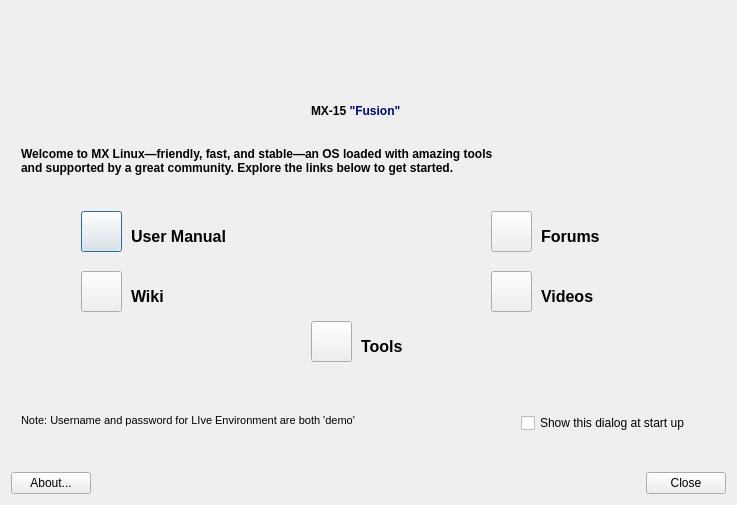
The window that mxwelcome.ui (MX-Linux/mx-welcome) describes before a commit, drawn with Qt 5.
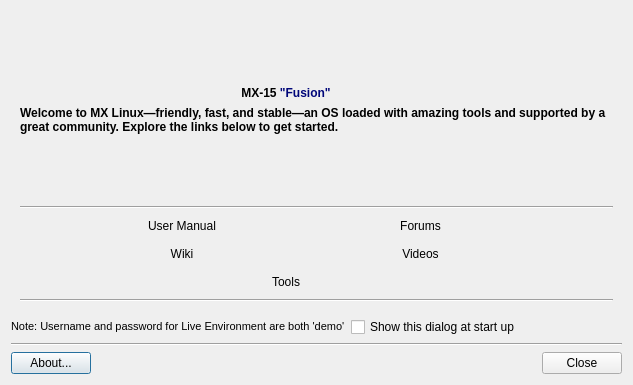
The same window after the commit. Icons and pictures are not drawn. Custom widgets are drawn as their Qt base class.

Commit message: flat buttons, GUI changes

What changed in the file:
```diff
--- a/mxwelcome.ui
+++ b/mxwelcome.ui
@@ -6,8 +6,8 @@
    <rect>
     <x>0</x>
     <y>0</y>
-    <width>737</width>
-    <height>505</height>
+    <width>633</width>
+    <height>385</height>
    </rect>
   </property>
   <property name="windowTitle">
@@ -21,296 +21,366 @@
   </property>
   <layout class="QGridLayout" name="gridLayout">
    <item row="0" column="0">
-    <widget class="QStackedWidget" name="stackedWidget">
-     <property name="currentIndex">
-      <number>0</number>
-     </property>
-     <widget class="QWidget" name="selectionPage">
-      <widget class="QPushButton" name="buttonManual">
-       <property name="geometry">
-        <rect>
-         <x>70</x>
-         <y>200</y>
-         <width>41</width>
-         <height>41</height>
-        </rect>
-       </property>
+    <widget class="QFrame" name="frame">
+     <layout class="QGridLayout" name="gridLayout_4">
+      <item row="6" column="1">
+       <widget class="FlatButton" name="buttonManual">
+        <property name="sizePolicy">
+         <sizepolicy hsizetype="Minimum" vsizetype="Fixed">
+          <horstretch>0</horstretch>
+          <verstretch>0</verstretch>
+         </sizepolicy>
+        </property>
+        <property name="text">
+         <string>User Manual</string>
+        </property>
+        <property name="icon">
+         <iconset theme="edit-select-all">
+          <normaloff/>
+         </iconset>
+        </property>
+        <property name="iconSize">
+         <size>
+          <width>42</width>
+          <height>42</height>
+         </size>
+        </property>
+        <property name="autoDefault">
+         <bool>false</bool>
+        </property>
+        <property name="flat">
+         <bool>true</bool>
+        </property>
+       </widget>
+      </item>
+      <item row="0" column="2">
+       <spacer name="verticalSpacer">
+        <property name="orientation">
+         <enum>Qt::Vertical</enum>
+        </property>
+        <property name="sizeHint" stdset="0">
+         <size>
+          <width>20</width>
+          <height>40</height>
+         </size>
+        </property>
+       </spacer>
+      </item>
+      <item row="6" column="3">
+       <widget class="FlatButton" name="buttonForum">
+        <property name="sizePolicy">
+         <sizepolicy hsizetype="Minimum" vsizetype="Fixed">
+          <horstretch>0</horstretch>
+          <verstretch>0</verstretch>
+         </sizepolicy>
+        </property>
+        <property name="minimumSize">
+         <size>
+          <width>141</width>
+          <height>0</height>
+         </size>
+        </property>
+        <property name="text">
+         <string>Forums</string>
+        </property>
+        <property name="icon">
+         <iconset theme="mail-send-receive">
+          <normaloff/>
+         </iconset>
+        </property>
+        <property name="iconSize">
+         <size>
+          <width>42</width>
+          <height>42</height>
+         </size>
+        </property>
+        <property name="autoDefault">
+         <bool>false</bool>
+        </property>
+        <property name="flat">
+         <bool>true</bool>
+        </property>
+       </widget>
+      </item>
+      <item row="1" column="2">
+       <widget class="QLabel" name="labelTitle">
+        <property name="text">
+         <string>&lt;html&gt;&lt;head/&gt;&lt;body&gt;&lt;p&gt;&lt;span style=&quot; font-weight:600;&quot;&gt;MX-15 &lt;/span&gt;&lt;span style=&quot; font-weight:600; color:#000679;&quot;&gt;&amp;quot;Fusion&amp;quot;&lt;/span&gt;&lt;/p&gt;&lt;/body&gt;&lt;/html&gt;</string>
+        </property>
+        <property name="alignment">
+         <set>Qt::AlignCenter</set>
+        </property>
+       </widget>
+      </item>
+      <item row="2" column="0" colspan="5">
+       <widget class="QLabel" name="labelIntro">
+        <property name="text">
+         <string>&lt;html&gt;&lt;head/&gt;&lt;body&gt;&lt;p&gt;&lt;span style=&quot; font-weight:600;&quot;&gt;Welcome to MX Linux—friendly, fast, and stable—an OS loaded with amazing tools and supported by a great community. Explore the links below to get started.&lt;/span&gt;&lt;/p&gt;&lt;/body&gt;&lt;/html&gt;</string>
+        </property>
+        <property name="alignment">
+         <set>Qt::AlignLeading|Qt::AlignLeft|Qt::AlignVCenter</set>
+        </property>
+        <property name="wordWrap">
+         <bool>true</bool>
+        </property>
+       </widget>
+      </item>
+      <item row="7" column="4">
+       <spacer name="horizontalSpacer_6">
+        <property name="orientation">
+         <enum>Qt::Horizontal</enum>
+        </property>
+        <property name="sizeHint" stdset="0">
+         <size>
+          <width>40</width>
+          <height>20</height>
+         </size>
+        </property>
+       </spacer>
+      </item>
+      <item row="9" column="0" colspan="5">
+       <widget class="Line" name="line">
+        <property name="orientation">
+         <enum>Qt::Horizontal</enum>
+        </property>
+       </widget>
+      </item>
+      <item row="4" column="2">
+       <spacer name="verticalSpacer_2">
+        <property name="orientation">
+         <enum>Qt::Vertical</enum>
+        </property>
+        <property name="sizeHint" stdset="0">
+         <size>
+          <width>20</width>
+          <height>40</height>
+         </size>
+        </property>
+       </spacer>
+      </item>
+      <item row="6" column="4">
+       <spacer name="horizontalSpacer_9">
+        <property name="orientation">
+         <enum>Qt::Horizontal</enum>
+        </property>
+        <property name="sizeHint" stdset="0">
+         <size>
+          <width>40</width>
+          <height>20</height>
+         </size>
+        </property>
+       </spacer>
+      </item>
+      <item row="8" column="4">
+       <spacer name="horizontalSpacer">
+        <property name="orientation">
+         <enum>Qt::Horizontal</enum>
+        </property>
+        <property name="sizeHint" stdset="0">
+         <size>
+          <width>40</width>
+          <height>20</height>
+         </size>
+        </property>
+       </spacer>
+      </item>
+      <item row="8" column="2">
+       <widget class="FlatButton" name="buttonTools">
+        <property name="minimumSize">
+         <size>
+          <width>0</width>
+          <height>0</height>
+         </size>
+        </property>
+        <property name="text">
+         <string>Tools</string>
+        </property>
+        <property name="icon">
+         <iconset theme="gtk-execute">
+          <normaloff/>
+         </iconset>
+        </property>
+        <property name="iconSize">
+         <size>
+          <width>42</width>
+          <height>42</height>
+         </size>
+        </property>
+        <property name="autoDefault">
+         <bool>false</bool>
+        </property>
+        <property name="flat">
+         <bool>true</bool>
+        </property>
+       </widget>
+      </item>
+      <item row="7" column="2">
+       <spacer name="horizontalSpacer_5">
+        <property name="orientation">
+         <enum>Qt::Horizontal</enum>
+        </property>
+        <property name="sizeHint" stdset="0">
+         <size>
+          <width>40</width>
+          <height>20</height>
+         </size>
+        </property>
+       </spacer>
+      </item>
+      <item row="6" column="2">
+       <spacer name="horizontalSpacer_8">
+        <property name="orientation">
+         <enum>Qt::Horizontal</enum>
+        </property>
+        <property name="sizeHint" stdset="0">
+         <size>
+          <width>40</width>
+          <height>20</height>
+         </size>
+        </property>
+       </spacer>
+      </item>
+      <item row="7" column="3">
+       <widget class="FlatButton" name="buttonVideo">
+        <property name="sizePolicy">
+         <sizepolicy hsizetype="Minimum" vsizetype="Fixed">
+          <horstretch>0</horstretch>
+          <verstretch>0</verstretch>
+         </sizepolicy>
+        </property>
+        <property name="minimumSize">
+         <size>
+          <width>141</width>
+          <height>0</height>
+         </size>
+        </property>
+        <property name="text">
+         <string>Videos</string>
+        </property>
+        <property name="icon">
+         <iconset theme="media-optical-burn">
+          <normaloff/>
+         </iconset>
+        </property>
+        <property name="iconSize">
+         <size>
+          <width>42</width>
+          <height>42</height>
+         </size>
+        </property>
+        <property name="autoDefault">
+         <bool>false</bool>
+        </property>
+        <property name="flat">
+         <bool>true</bool>
+        </property>
+       </widget>
+      </item>
+      <item row="7" column="0">
+       <spacer name="horizontalSpacer_3">
+        <property name="orientation">
+         <enum>Qt::Horizontal</enum>
+        </property>
+        <property name="sizeHint" stdset="0">
+         <size>
+          <width>40</width>
+          <height>20</height>
+         </size>
+        </property>
+       </spacer>
+      </item>
+      <item row="6" column="0">
+       <spacer name="horizontalSpacer_7">
+        <property name="orientation">
+         <enum>Qt::Horizontal</enum>
+        </property>
+        <property name="sizeHint" stdset="0">
+         <size>
+          <width>40</width>
+          <height>20</height>
+         </size>
+        </property>
+       </spacer>
+      </item>
+      <item row="7" column="1">
+       <widget class="FlatButton" name="buttonWiki">
+        <property name="sizePolicy">
+         <sizepolicy hsizetype="Minimum" vsizetype="Fixed">
+          <horstretch>0</horstretch>
+          <verstretch>0</verstretch>
+         </sizepolicy>
+        </property>
+        <property name="text">
+         <string>Wiki</string>
+        </property>
+        <property name="icon">
+         <iconset theme="document-page-setup">
+          <normaloff/>
+         </iconset>
+        </property>
+        <property name="iconSize">
+         <size>
+          <width>42</width>
+          <height>42</height>
+         </size>
+        </property>
+        <property name="autoDefault">
+         <bool>false</bool>
+        </property>
+        <property name="flat">
+         <bool>true</bool>
+        </property>
+       </widget>
+      </item>
+      <item row="8" column="0">
+       <spacer name="horizontalSpacer_2">
+        <property name="orientation">
+         <enum>Qt::Horizontal</enum>
+        </property>
+        <property name="sizeHint" stdset="0">
+         <size>
+          <width>40</width>
+          <height>20</height>
+         </size>
+        </property>
+       </spacer>
+      </item>
+      <item row="5" column="0" colspan="5">
+       <widget class="Line" name="line_3">
+        <property name="orientation">
+         <enum>Qt::Horizontal</enum>
+        </property>
+       </widget>
+      </item>
+     </layout>
+    </widget>
+   </item>
+   <item row="1" column="0">
+    <layout class="QGridLayout" name="gridLayout_2">
+     <item row="0" column="0">
+      <widget class="QLabel" name="label">
        <property name="text">
-        <string/>
-       </property>
-       <property name="icon">
-        <iconset theme="edit-select-all">
-         <normaloff/>
-        </iconset>
-       </property>
-       <property name="iconSize">
-        <size>
-         <width>42</width>
-         <height>42</height>
-        </size>
+        <string>&lt;html&gt;&lt;head/&gt;&lt;body&gt;&lt;p&gt;&lt;span style=&quot; font-size:8pt;&quot;&gt;Note: Username and password for Live Environment are both 'demo'&lt;/span&gt;&lt;/p&gt;&lt;/body&gt;&lt;/html&gt;</string>
        </property>
       </widget>
+     </item>
+     <item row="0" column="1">
       <widget class="QCheckBox" name="checkBox">
-       <property name="geometry">
-        <rect>
-         <x>510</x>
-         <y>400</y>
-         <width>241</width>
-         <height>24</height>
-        </rect>
-       </property>
        <property name="text">
         <string>Show this dialog at start up</string>
        </property>
       </widget>
-      <widget class="QLabel" name="labelManual">
-       <property name="geometry">
-        <rect>
-         <x>120</x>
-         <y>210</y>
-         <width>141</width>
-         <height>31</height>
-        </rect>
-       </property>
-       <property name="font">
-        <font>
-         <pointsize>14</pointsize>
-        </font>
-       </property>
-       <property name="text">
-        <string>&lt;html&gt;&lt;head/&gt;&lt;body&gt;&lt;p&gt;&lt;span style=&quot; font-size:12pt; font-weight:600;&quot;&gt;User Manual&lt;/span&gt;&lt;/p&gt;&lt;/body&gt;&lt;/html&gt;</string>
-       </property>
-      </widget>
-      <widget class="QPushButton" name="buttonWiki">
-       <property name="geometry">
-        <rect>
-         <x>70</x>
-         <y>260</y>
-         <width>41</width>
-         <height>41</height>
-        </rect>
-       </property>
-       <property name="text">
-        <string/>
-       </property>
-       <property name="icon">
-        <iconset theme="document-page-setup">
-         <normaloff/>
-        </iconset>
-       </property>
-       <property name="iconSize">
-        <size>
-         <width>42</width>
-         <height>42</height>
-        </size>
-       </property>
-      </widget>
-      <widget class="QPushButton" name="buttonForum">
-       <property name="geometry">
-        <rect>
-         <x>480</x>
-         <y>200</y>
-         <width>41</width>
-         <height>41</height>
-        </rect>
-       </property>
-       <property name="text">
-        <string/>
-       </property>
-       <property name="icon">
-        <iconset theme="mail-send-receive">
-         <normaloff/>
-        </iconset>
-       </property>
-       <property name="iconSize">
-        <size>
-         <width>42</width>
-         <height>42</height>
-        </size>
-       </property>
-      </widget>
-      <widget class="QLabel" name="labelVideo">
-       <property name="geometry">
-        <rect>
-         <x>530</x>
-         <y>270</y>
-         <width>101</width>
-         <height>31</height>
-        </rect>
-       </property>
-       <property name="font">
-        <font>
-         <pointsize>14</pointsize>
-        </font>
-       </property>
-       <property name="text">
-        <string>&lt;html&gt;&lt;head/&gt;&lt;body&gt;&lt;p&gt;&lt;span style=&quot; font-size:12pt; font-weight:600;&quot;&gt;Videos&lt;/span&gt;&lt;/p&gt;&lt;/body&gt;&lt;/html&gt;</string>
-       </property>
-      </widget>
-      <widget class="QLabel" name="labelWiki">
-       <property name="geometry">
-        <rect>
-         <x>120</x>
-         <y>270</y>
-         <width>71</width>
-         <height>31</height>
-        </rect>
-       </property>
-       <property name="font">
-        <font>
-         <pointsize>14</pointsize>
-        </font>
-       </property>
-       <property name="text">
-        <string>&lt;html&gt;&lt;head/&gt;&lt;body&gt;&lt;p&gt;&lt;span style=&quot; font-size:12pt; font-weight:600;&quot;&gt;Wiki&lt;/span&gt;&lt;/p&gt;&lt;/body&gt;&lt;/html&gt;</string>
-       </property>
-      </widget>
-      <widget class="QLabel" name="labelForum">
-       <property name="geometry">
-        <rect>
-         <x>530</x>
-         <y>210</y>
-         <width>111</width>
-         <height>31</height>
-        </rect>
-       </property>
-       <property name="font">
-        <font>
-         <pointsize>14</pointsize>
-        </font>
-       </property>
-       <property name="text">
-        <string>&lt;html&gt;&lt;head/&gt;&lt;body&gt;&lt;p&gt;&lt;span style=&quot; font-size:12pt; font-weight:600;&quot;&gt;Forums&lt;/span&gt;&lt;/p&gt;&lt;/body&gt;&lt;/html&gt;</string>
-       </property>
-      </widget>
-      <widget class="QPushButton" name="buttonVideo">
-       <property name="geometry">
-        <rect>
-         <x>480</x>
-         <y>260</y>
-         <width>41</width>
-         <height>41</height>
-        </rect>
-       </property>
-       <property name="text">
-        <string/>
-       </property>
-       <property name="icon">
-        <iconset theme="media-optical-burn">
-         <normaloff/>
-        </iconset>
-       </property>
-       <property name="iconSize">
-        <size>
-         <width>42</width>
-         <height>42</height>
-        </size>
-       </property>
-      </widget>
-      <widget class="QLabel" name="labelTools">
-       <property name="geometry">
-        <rect>
-         <x>350</x>
-         <y>320</y>
-         <width>81</width>
-         <height>31</height>
-        </rect>
-       </property>
-       <property name="font">
-        <font>
-         <pointsize>14</pointsize>
-        </font>
-       </property>
-       <property name="text">
-        <string>&lt;html&gt;&lt;head/&gt;&lt;body&gt;&lt;p&gt;&lt;span style=&quot; font-size:12pt; font-weight:600;&quot;&gt;Tools&lt;/span&gt;&lt;/p&gt;&lt;/body&gt;&lt;/html&gt;</string>
-       </property>
-      </widget>
-      <widget class="QPushButton" name="buttonTools">
-       <property name="geometry">
-        <rect>
-         <x>300</x>
-         <y>310</y>
-         <width>41</width>
-         <height>41</height>
-        </rect>
-       </property>
-       <property name="text">
-        <string/>
-       </property>
-       <property name="icon">
-        <iconset theme="gtk-execute">
-         <normaloff/>
-        </iconset>
-       </property>
-       <property name="iconSize">
-        <size>
-         <width>42</width>
-         <height>42</height>
-        </size>
-       </property>
-      </widget>
-      <widget class="QLabel" name="label">
-       <property name="geometry">
-        <rect>
-         <x>330</x>
-         <y>10</y>
-         <width>74</width>
-         <height>71</height>
-        </rect>
-       </property>
-       <property name="text">
-        <string/>
-       </property>
-       <property name="pixmap">
-        <pixmap>../../../../../../usr/local/share/icons/mxfcelogo.png</pixmap>
-       </property>
-       <property name="scaledContents">
-        <bool>false</bool>
-       </property>
-      </widget>
-      <widget class="QLabel" name="label_2">
-       <property name="geometry">
-        <rect>
-         <x>300</x>
-         <y>90</y>
-         <width>131</width>
-         <height>21</height>
-        </rect>
-       </property>
-       <property name="text">
-        <string>&lt;html&gt;&lt;head/&gt;&lt;body&gt;&lt;p&gt;&lt;span style=&quot; font-weight:600;&quot;&gt;MX-15 &lt;/span&gt;&lt;span style=&quot; font-weight:600; color:#000679;&quot;&gt;&amp;quot;Fusion&amp;quot;&lt;/span&gt;&lt;/p&gt;&lt;/body&gt;&lt;/html&gt;</string>
-       </property>
-      </widget>
-      <widget class="QLabel" name="label_3">
-       <property name="geometry">
-        <rect>
-         <x>10</x>
-         <y>120</y>
-         <width>731</width>
-         <height>61</height>
-        </rect>
-       </property>
-       <property name="text">
-        <string>&lt;html&gt;&lt;head/&gt;&lt;body&gt;&lt;p&gt;&lt;span style=&quot; font-weight:600;&quot;&gt;Welcome to MX Linux—friendly, fast, and stable—an OS loaded with amazing tools&lt;br/&gt;and supported by a great community. Explore the links below to get started.&lt;/span&gt;&lt;/p&gt;&lt;/body&gt;&lt;/html&gt;</string>
-       </property>
-      </widget>
-      <widget class="QLabel" name="label_4">
-       <property name="geometry">
-        <rect>
-         <x>10</x>
-         <y>400</y>
-         <width>441</width>
-         <height>19</height>
-        </rect>
-       </property>
-       <property name="text">
-        <string>&lt;html&gt;&lt;head/&gt;&lt;body&gt;&lt;p&gt;&lt;span style=&quot; font-size:8pt;&quot;&gt;Note: Username and password for LIve Environment are both 'demo'&lt;/span&gt;&lt;/p&gt;&lt;/body&gt;&lt;/html&gt;</string>
-       </property>
-      </widget>
-     </widget>
+     </item>
+    </layout>
+   </item>
+   <item row="2" column="0">
+    <widget class="Line" name="line_2">
+     <property name="orientation">
+      <enum>Qt::Horizontal</enum>
+     </property>
     </widget>
    </item>
-   <item row="1" column="0">
+   <item row="3" column="0">
     <layout class="QGridLayout" name="buttonBar" columnstretch="0,0,0,0,0,0,0,0,0">
      <property name="sizeConstraint">
       <enum>QLayout::SetDefaultConstraint</enum>
@@ -402,6 +472,9 @@
        <property name="autoDefault">
         <bool>true</bool>
        </property>
+       <property name="default">
+        <bool>true</bool>
+       </property>
       </widget>
      </item>
      <item row="0" column="5">
@@ -440,6 +513,13 @@
    </item>
   </layout>
  </widget>
+ <customwidgets>
+  <customwidget>
+   <class>FlatButton</class>
+   <extends>QPushButton</extends>
+   <header>flatbutton.h</header>
+  </customwidget>
+ </customwidgets>
  <resources/>
  <connections>
   <connection>
```
Left out of the diff: 2 changed lines with no effect on the pictures. The commit also changes 15 other files.
